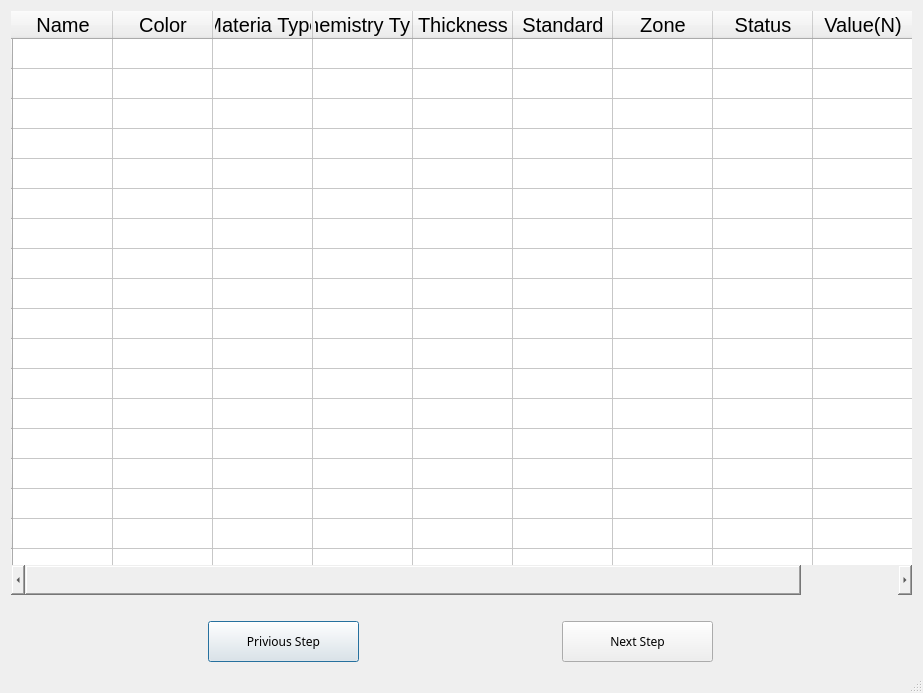
Old version of the form Ui/sample_list.ui in the repository tahyuu/glove_test.
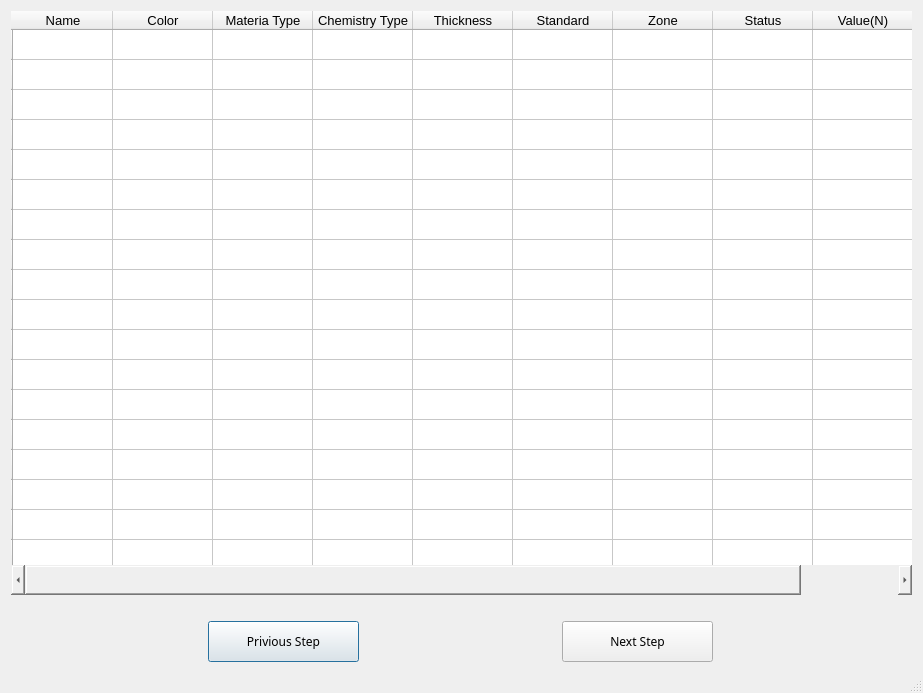
New version of the form.

Commit message: update the program to fix the privious button

What changed in the file:
```diff
--- a/Ui/sample_list.ui
+++ b/Ui/sample_list.ui
@@ -21,7 +21,8 @@
     <widget class="QTableWidget" name="tableWidget">
      <property name="font">
       <font>
-       <pointsize>-1</pointsize>
+       <family>Arial</family>
+       <pointsize>10</pointsize>
        <weight>50</weight>
        <italic>false</italic>
        <bold>false</bold>
@@ -30,8 +31,7 @@
      <property name="styleSheet">
       <string notr="true"> text-align : center;
    height : 30px;
-   border-style: outset;
-   font : 20px</string>
+   border-style: outset;</string>
      </property>
      <property name="lineWidth">
       <number>1</number>
```
Left out of the diff: 53 changed lines with no effect on the pictures. The commit also changes 5 other files.
